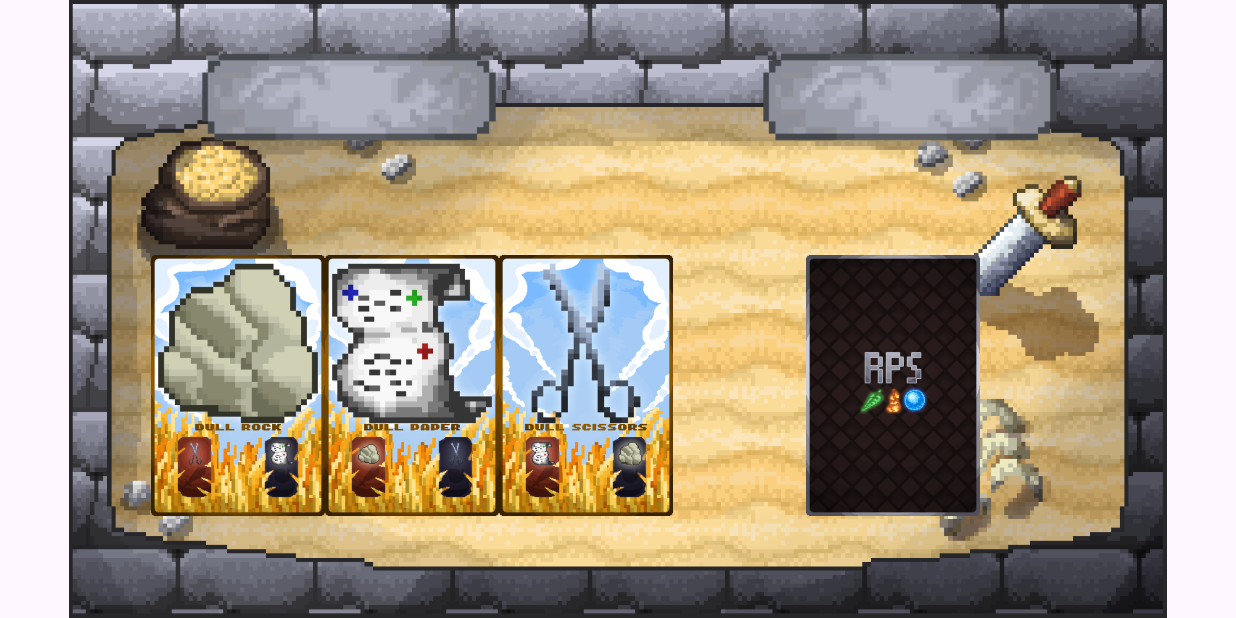
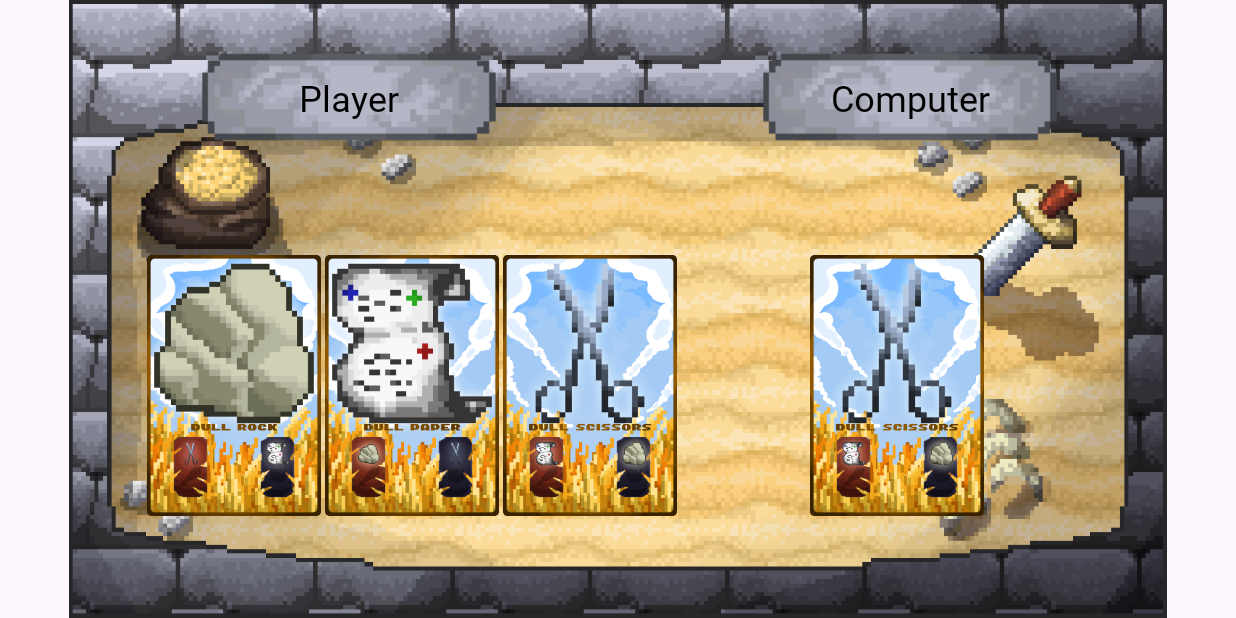
Before and after one commit to Hyudz/Ropersors_Mobile, an Android app: the versus_ai screen opened through its navigation route, after a tap on an icon or button, on a phone screen of 824 x 412 dp (held sideways). Run offline under Robolectric (Android 15) with nearby library versions, the phone set to English and light mode, and no system bars.

Commit message:
July 29 2023 - 10:41 PM

```diff
--- a/app/src/main/java/com/ropersors/rps/versus_ai.kt
+++ b/app/src/main/java/com/ropersors/rps/versus_ai.kt
@@ -5,7 +5,6 @@ import androidx.fragment.app.Fragment
 import android.view.LayoutInflater
 import android.view.View
 import android.view.ViewGroup
-import android.widget.ImageButton
 import android.widget.Toast
 import com.ropersors.rps.databinding.FragmentVersusAiBinding
 import kotlin.random.Random
@@ -17,7 +16,6 @@ class versus_ai : Fragment(R.layout.fragment_versus_ai) {
 
     var player1 = players()
     var player2 = players()
-
     override fun onCreateView(
         inflater: LayoutInflater, container: ViewGroup?,
         savedInstanceState: Bundle?
@@ -44,31 +42,68 @@ class versus_ai : Fragment(R.layout.fragment_versus_ai) {
     }
 
     fun continue_game() {
-        val randomElement: Int = Random.nextInt(0,3)
-        when (randomElement) {
-            0 -> Toast.makeText(activity?.applicationContext,"Fire",Toast.LENGTH_LONG).show()
-            1 -> Toast.makeText(activity?.applicationContext,"Water",Toast.LENGTH_LONG).show()
-            2 -> Toast.makeText(activity?.applicationContext,"Leaf",Toast.LENGTH_LONG).show()
+        val computerChoice: Int = Random.nextInt(0,3)
+
+        when (computerChoice) {
+            0 -> player2.choice = "rock"
+            1 -> player2.choice = "paper"
+            2 -> player2.choice = "scissors"
         }
 
-        fun p1Life1() {
-            var p1Lives: Int = player1.lives - 1
-            player1.lives = p1Lives
+        val coumputerCard = binding.defaultEnemyCard
+
+        if (computerChoice == 0) {
+            binding.defaultEnemyCard.animate().apply {
+                duration = 500
+                rotationY(90f)
+            }.withEndAction {
+                coumputerCard.setImageResource(R.drawable.default_rock_card)
+                binding.defaultEnemyCard.animate().apply {
+                    duration = 500
+                    rotationY(0f)
+                }
+            }.start()
+        } else if (computerChoice == 1) {
+            binding.defaultEnemyCard.animate().apply {
+                duration = 500
+                rotationY(90f)
+            }.withEndAction {
+                coumputerCard.setImageResource(R.drawable.default_paper_card)
+                binding.defaultEnemyCard.animate().apply {
+                    duration = 500
+                    rotationY(0f)
+                }
+            }.start()
+        } else if (computerChoice == 2) {
+            binding.defaultEnemyCard.animate().apply {
+                duration = 500
+                rotationY(90f)
+            }.withEndAction {
+                coumputerCard.setImageResource(R.drawable.default_scissors_card)
+                binding.defaultEnemyCard.animate().apply {
+                    duration = 500
+                    rotationY(0f)
+                }
+            }.start()
         }
 
-        fun p1Life2() {
-            var p1Lives: Int = player1.lives - 2
-            player1.lives = p1Lives
-        }
+        checkWinner()
 
-        fun p2Life1() {
-            var p2Lives: Int = player2.lives - 1
-            player2.lives = p2Lives
-        }
+    }
 
-        fun p2Life2() {
-            var p2Lives: Int = player2.lives - 2
-            player2.lives = p2Lives
+    fun checkWinner() {
+        if ((player1.choice == "rock" && player2.choice == "paper") ||
+            (player1.choice == "paper" && player2.choice =="scissors") ||
+            (player1.choice == "scissors" && player2.choice == "rock")) {
+            Toast.makeText(activity?.applicationContext,"You lost",Toast.LENGTH_SHORT).show()
+        } else if ((player2.choice == "rock" && player1.choice == "paper") ||
+            (player2.choice == "paper" && player1.choice =="scissors") ||
+            (player2.choice == "scissors" && player1.choice == "rock")){
+            Toast.makeText(activity?.applicationContext,"You won",Toast.LENGTH_SHORT).show()
+        } else if ((player1.choice == "rock" && player2.choice == "rock") ||
+            (player1.choice == "paper" && player2.choice == "paper") ||
+            (player1.choice == "scissors" && player2.choice == "scissors")) {
+            Toast.makeText(activity?.applicationContext,"Draw",Toast.LENGTH_SHORT).show()
         }
     }
 }
--- /dev/null
+++ b/app/src/main/res/layout-land/activity_main.xml
@@ -0,0 +1,17 @@
+<?xml version="1.0" encoding="utf-8"?>
+<androidx.constraintlayout.widget.ConstraintLayout xmlns:android="http://schemas.android.com/apk/res/android"
+    xmlns:app="http://schemas.android.com/apk/res-auto"
+    xmlns:tools="http://schemas.android.com/tools"
+    android:layout_width="match_parent"
+    android:layout_height="match_parent"
+    tools:context=".MainActivity">
+
+    <fragment
+        android:id="@+id/hostFragment"
+        android:name="androidx.navigation.fragment.NavHostFragment"
+        android:layout_width="match_parent"
+        android:layout_height="match_parent"
+        app:defaultNavHost="true"
+        app:navGraph="@navigation/navigate" />
+
+</androidx.constraintlayout.widget.ConstraintLayout>
--- /dev/null
+++ b/app/src/main/res/layout-land/fragment_versus_ai.xml
@@ -0,0 +1,147 @@
+<?xml version="1.0" encoding="utf-8"?>
+<androidx.constraintlayout.widget.ConstraintLayout xmlns:android="http://schemas.android.com/apk/res/android"
+    xmlns:app="http://schemas.android.com/apk/res-auto"
+    xmlns:tools="http://schemas.android.com/tools"
+    android:layout_width="match_parent"
+    android:layout_height="match_parent"
+    tools:context=".versus_ai">
+
+    <ImageView
+        android:id="@+id/board_background"
+        android:layout_width="wrap_content"
+        android:layout_height="wrap_content"
+        android:contentDescription="@string/board_background_description"
+        android:src="@drawable/snad"
+        app:layout_constraintBottom_toBottomOf="parent"
+        app:layout_constraintEnd_toEndOf="parent"
+        app:layout_constraintHorizontal_bias="0.0"
+        app:layout_constraintStart_toStartOf="parent"
+        app:layout_constraintTop_toTopOf="parent"
+        app:layout_constraintVertical_bias="0.0" />
+
+    <ImageView
+        android:id="@+id/player_nameplate"
+        android:layout_width="212dp"
+        android:layout_height="73dp"
+        android:layout_marginTop="28dp"
+        android:src="@drawable/snad_nameplate"
+        android:contentDescription="@string/nameplate1"
+        app:layout_constraintEnd_toEndOf="parent"
+        app:layout_constraintHorizontal_bias="0.207"
+        app:layout_constraintStart_toStartOf="parent"
+        app:layout_constraintTop_toTopOf="@+id/board_background" />
+
+    <TextView
+        android:id="@+id/player_name"
+        android:layout_width="wrap_content"
+        android:layout_height="wrap_content"
+        android:fontFamily="@font/depixel_klein"
+        android:text="Player"
+        android:textSize="24sp"
+        android:textColor="@color/black"
+        app:layout_constraintBottom_toBottomOf="@+id/player_nameplate"
+        app:layout_constraintEnd_toEndOf="@+id/player_nameplate"
+        app:layout_constraintStart_toStartOf="@+id/player_nameplate"
+        app:layout_constraintTop_toTopOf="@+id/player_nameplate" />
+
+
+    <ImageView
+        android:id="@+id/computer_nameplate"
+        android:layout_width="212dp"
+        android:layout_height="73dp"
+        android:layout_marginTop="28dp"
+        android:src="@drawable/snad_nameplate"
+        android:contentDescription="@string/nameplate1"
+        app:layout_constraintEnd_toEndOf="parent"
+        app:layout_constraintHorizontal_bias="0.593"
+        app:layout_constraintStart_toEndOf="@+id/player_nameplate"
+        app:layout_constraintTop_toTopOf="parent"
+        tools:ignore="VisualLintBounds" />
+
+    <TextView
+        android:id="@+id/computer_name"
+        android:layout_width="wrap_content"
+        android:layout_height="wrap_content"
+        android:fontFamily="@font/depixel_klein"
+        android:text="Computer"
+        android:textColor="@color/black"
+        android:textSize="24sp"
+        app:layout_constraintBottom_toBottomOf="@+id/computer_nameplate"
+        app:layout_constraintEnd_toEndOf="@+id/computer_nameplate"
+        app:layout_constraintStart_toStartOf="@+id/computer_nameplate"
+        app:layout_constraintTop_toTopOf="@+id/computer_nameplate" />
+
+
+    <LinearLayout
+        android:id="@+id/linearLayout"
+        android:layout_width="wrap_content"
+        android:layout_height="wrap_content"
+        android:layout_marginStart="-275dp"
+        app:layout_constraintBottom_toBottomOf="parent"
+        app:layout_constraintEnd_toEndOf="parent"
+        app:layout_constraintStart_toStartOf="parent"
+        app:layout_constraintTop_toBottomOf="@+id/player_nameplate"
+        tools:ignore="VisualLintBounds">
+
+        <ImageButton
+            android:id="@+id/default_rock_card"
+            android:layout_width="116dp"
+            android:layout_height="191dp"
+            android:background="@null"
+            android:layout_margin="1dp"
+            android:importantForAccessibility="no"
+            android:scaleType="centerInside"
+            android:src="@drawable/default_rock_card"
+            app:layout_constraintBottom_toBottomOf="parent"
+            app:layout_constraintTop_toBottomOf="@+id/player_nameplate"
+            tools:ignore="SpeakableTextPresentCheck,ImageContrastCheck"
+            tools:layout_editor_absoluteX="122dp" />
+
+        <ImageButton
+            android:id="@+id/default_paper_card"
+            android:layout_width="116dp"
+            android:layout_height="191dp"
+            android:layout_margin="1dp"
+            android:background="@null"
+            android:scaleType="centerInside"
+            android:src="@drawable/default_paper_card"
+            app:layout_constraintBottom_toBottomOf="parent"
+            app:layout_constraintStart_toEndOf="@+id/default_rock_card"
+            app:layout_constraintTop_toBottomOf="@+id/player_nameplate"
+            tools:ignore="SpeakableTextPresentCheck"
+            app:layout_constraintVertical_bias="0.505"
+            android:importantForAccessibility="no" />
+
+        <ImageButton
+            android:id="@+id/default_scissor_card"
+            android:layout_width="116dp"
+            android:layout_margin="1dp"
+            android:layout_height="191dp"
+            android:background="@null"
+            android:scaleType="centerInside"
+            android:src="@drawable/default_scissors_card"
+            app:layout_constraintBottom_toBottomOf="parent"
+            app:layout_constraintStart_toEndOf="@+id/default_paper_card"
+            app:layout_constraintTop_toBottomOf="@+id/player_nameplate"
+            tools:ignore="SpeakableTextPresentCheck,VisualLintBounds"
+            android:importantForAccessibility="no" />
+    </LinearLayout>
+
+
+    <ImageButton
+        android:id="@+id/default_enemy_card"
+        android:layout_width="116dp"
+        android:layout_height="191dp"
+        android:background="@null"
+        android:scaleType="centerInside"
+        android:src="@drawable/backcard"
+        app:layout_constraintBottom_toBottomOf="parent"
+        app:layout_constraintEnd_toEndOf="parent"
+        app:layout_constraintHorizontal_bias="0.341"
+        app:layout_constraintStart_toEndOf="@+id/linearLayout"
+        app:layout_constraintTop_toBottomOf="@+id/computer_nameplate"
+        app:layout_constraintVertical_bias="0.504"
+        tools:ignore="SpeakableTextPresentCheck"
+        android:importantForAccessibility="no" />
+
+</androidx.constraintlayout.widget.ConstraintLayout>
--- a/app/src/main/res/values/themes.xml
+++ b/app/src/main/res/values/themes.xml
@@ -2,6 +2,7 @@
     <!-- Base application theme. -->
     <style name="Base.Theme.Ropersors" parent="Theme.Material3.DayNight.NoActionBar">
         <!-- Customize your light theme here. -->
+        <item name="android:windowIsTranslucent">true</item>
         <!-- <item name="colorPrimary">@color/my_light_primary</item> -->
     </style>
 
@@ -15,7 +16,7 @@
     <style name="Theme.Ropersors.Fullscreen" parent="Theme.Ropersors">
         <item name="android:actionBarStyle">@style/Widget.Theme.Ropersors.ActionBar.Fullscreen
         </item>
-        <item name="android:windowActionBarOverlay">true</item>
+        <item name="android:windowFullscreen">true</item>
         <item name="android:windowBackground">@null</item>
     </style>
 </resources>
```
Also changed, not shown: app/src/main/res/layout-land/fragment_mainmenu.xml (added, +64 -0 lines), app/src/main/res/layout-land/fragment_splashscreen.xml (added, +20 -0 lines).
